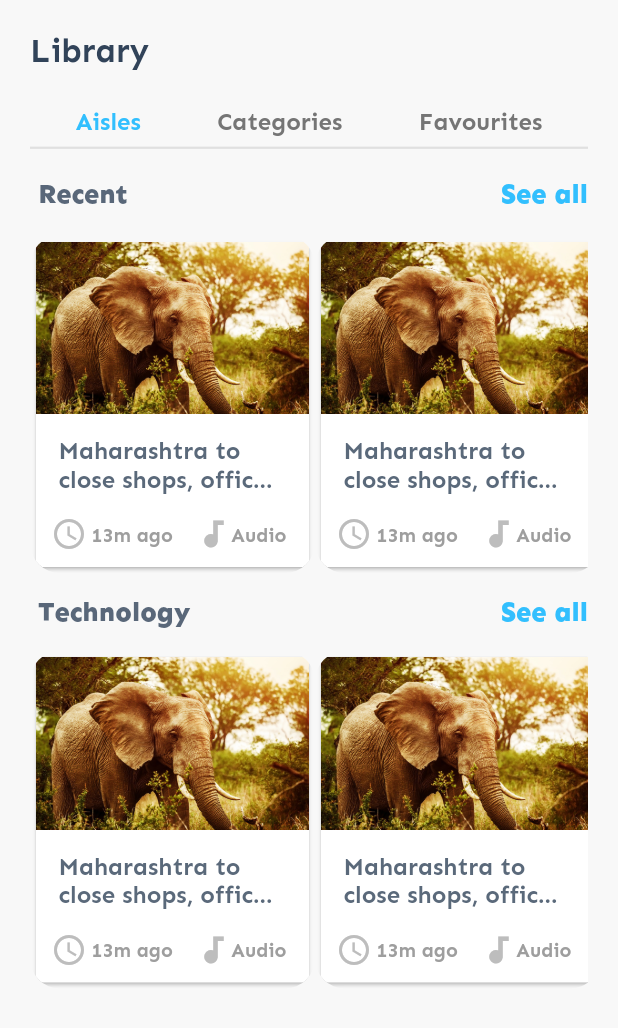
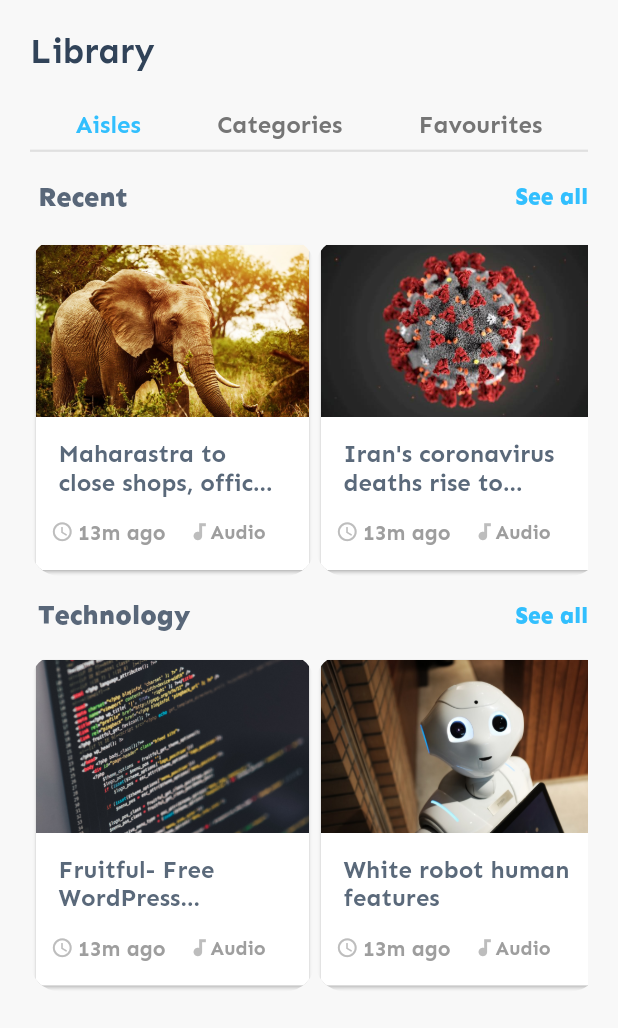
Before and after one commit to ashishdas1997/savay_demo, a Flutter app: the screen it shows after launch, on a phone screen of 412 x 824 dp. Shown: the top 1028 px of the screen. Run offline on Flutter 3.47's test engine with Material 2 defaults, Android fonts, the phone set to English and light mode, and no system bars.

Commit message:
UI updates

```diff
--- a/lib/article.dart
+++ b/lib/article.dart
@@ -1,4 +1,4 @@
-import 'package:flutter/cupertino.dart';
+import 'package:flutter/foundation.dart';
 
 class Article{
   final String id;
@@ -9,6 +9,6 @@ class Article{
     @required this.id,
     @required this.title,
     @required this.imageLink
-})
+});
 
 }
--- a/lib/detail.dart
+++ b/lib/detail.dart
@@ -2,10 +2,11 @@ import 'package:flutter/material.dart';
 import 'recent_screen.dart';
 
 class Details extends StatelessWidget {
+
   @override
   Widget build(BuildContext context) {
     return Scaffold(
-      backgroundColor: Theme.of(context).primaryColor,
+      backgroundColor: Color.fromRGBO(248, 248, 248, 1),
       body: SafeArea(
         right: true,
         child: Container(
@@ -18,7 +19,7 @@ class Details extends StatelessWidget {
                 child: Text(
                   'Library',
                   style: TextStyle(
-                      fontSize: 22,
+                      fontSize: 23,
                       color: Color.fromRGBO(49, 67, 89, 1),
                       fontWeight: FontWeight.bold),
                 ),
@@ -40,14 +41,12 @@ class Details extends StatelessWidget {
                       Text(
                         'Categories',
                         style: TextStyle(
-                          fontSize: 16,
-                          color: Colors.grey.shade600
-                        ),
+                            fontSize: 16, color: Colors.grey.shade600),
                       ),
                       Text(
                         'Favourites',
-                        style: TextStyle(fontSize: 16,
-                        color: Colors.grey.shade600),
+                        style: TextStyle(
+                            fontSize: 16, color: Colors.grey.shade600),
                       ),
                     ],
                   ),
@@ -70,7 +69,7 @@ class Details extends StatelessWidget {
                     Text(
                       ' See all',
                       style: TextStyle(
-                          fontSize: 18,
+                          fontSize: 15,
                           fontWeight: FontWeight.w900,
                           color: Color.fromRGBO(0, 177, 255, 0.8)),
                     ),
@@ -81,8 +80,11 @@ class Details extends StatelessWidget {
                 scrollDirection: Axis.horizontal,
                 child: Row(
                   children: <Widget>[
-                    RecentScreen(),
-                    RecentScreen(),
+                    RecentScreen(
+                        "Maharastra to close shops, offic...",
+                        'images/elephant.jpg'),
+                    RecentScreen( "Iran's coronavirus deaths rise to...",
+                        'images/covid.jpg'),
                   ],
                 ),
               ),
@@ -102,7 +104,7 @@ class Details extends StatelessWidget {
                     Text(
                       ' See all',
                       style: TextStyle(
-                          fontSize: 18,
+                          fontSize: 15,
                           fontWeight: FontWeight.w900,
                           color: Color.fromRGBO(0, 177, 255, 0.8)),
                     ),
@@ -113,8 +115,10 @@ class Details extends StatelessWidget {
                 scrollDirection: Axis.horizontal,
                 child: Row(
                   children: <Widget>[
-                    RecentScreen(),
-                    RecentScreen(),
+                    RecentScreen( "Fruitful- Free WordPress...",
+                        'images/wordpress.jpg'),
+                    RecentScreen( "White robot human features",
+                        'images/robo.jpg'),
                   ],
                 ),
               ),
--- a/lib/main.dart
+++ b/lib/main.dart
@@ -15,7 +15,7 @@ class MyApp extends StatelessWidget {
       title: 'Savay',
       theme: ThemeData(
           fontFamily: 'sen',
-          primaryColor: Color.fromRGBO(248, 248, 248, 1),),
+          primaryColor: Color.fromRGBO(49, 67, 89, 1),),
       home: Filters(),
     );
   }
--- a/lib/recent_screen.dart
+++ b/lib/recent_screen.dart
@@ -2,6 +2,9 @@ import 'package:flutter/cupertino.dart';
 import 'package:flutter/material.dart';
 
 class RecentScreen extends StatelessWidget {
+  final String title;
+  final String imageLink;
+  RecentScreen(this.title, this.imageLink);
 
   @override
   Widget build(BuildContext context) {
@@ -16,7 +19,7 @@ class RecentScreen extends StatelessWidget {
               Column(
                 children: <Widget>[
                   Image.asset(
-                    'images/elephant.jpg',
+                    imageLink,
                     width: 190,
                     height: 115,
                     fit: BoxFit.fitWidth,
@@ -24,7 +27,7 @@ class RecentScreen extends StatelessWidget {
                   Padding(
                     padding: EdgeInsets.all(15),
                     child: Text(
-                      'Maharashtra to close shops, offic...',
+                      title,
                       style: TextStyle(
                           fontSize: 16, color: Color.fromRGBO(49, 67, 89, 0.8)),
                     ),
@@ -37,19 +40,21 @@ class RecentScreen extends StatelessWidget {
                         Icon(
                           Icons.access_time,
                           color: Colors.grey.shade400,
+                          size: 15 ,
                         ),
                         SizedBox(
                           width: 3,
                         ),
                         Text(
                           '13m ago',
-                          style: TextStyle(fontSize: 13, color: Colors.grey),
+                          style: TextStyle(fontSize: 14, color: Colors.grey),
                         ),
                         SizedBox(
                           width: 15,
                         ),
                         Icon(
                           Icons.audiotrack,
+                          size: 15,
                           color: Colors.grey.shade400,
                         ),
                         SizedBox(
```
Also changed, not shown: pubspec.yaml (+7 -2 lines), images/cod.jpg (added), images/covid.jpg (added), images/iot.jpg (added), images/robo.jpg (added), images/robot.jpg (added), images/wordpress.jpg (added).
